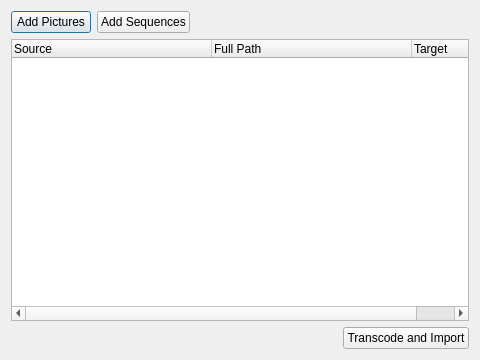
Above: platform/qt/TranscodeDialog.ui from ilia3101/MLV-App before the change. Below: the same form after it.
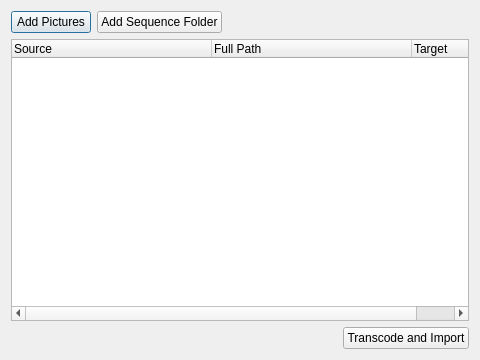
That is the form after the change.

Commit message: Adding raw2mlv transcoding dialog

Patch:
```diff
--- a/platform/qt/TranscodeDialog.ui
+++ b/platform/qt/TranscodeDialog.ui
@@ -26,7 +26,7 @@
      <item>
       <widget class="QPushButton" name="pushButtonAddSequences">
        <property name="text">
-        <string>Add Sequences</string>
+        <string>Add Sequence Folder</string>
        </property>
       </widget>
      </item>
```
Left out of the diff: 4 changed lines with no effect on the pictures. The commit also changes 1 other file.
